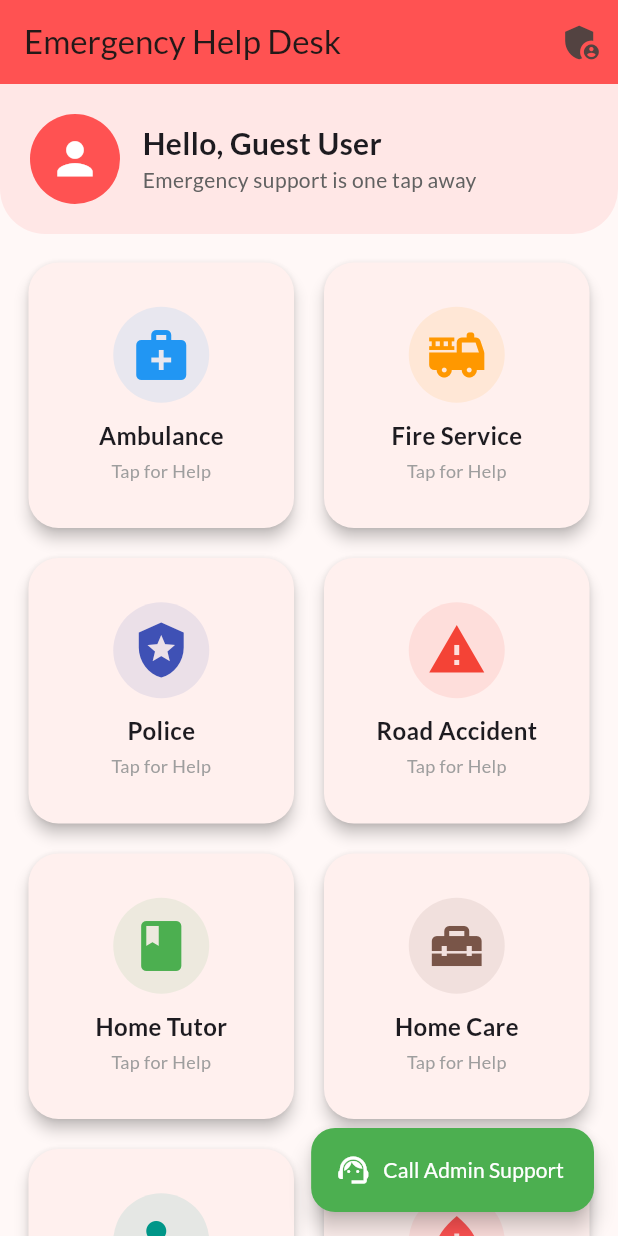
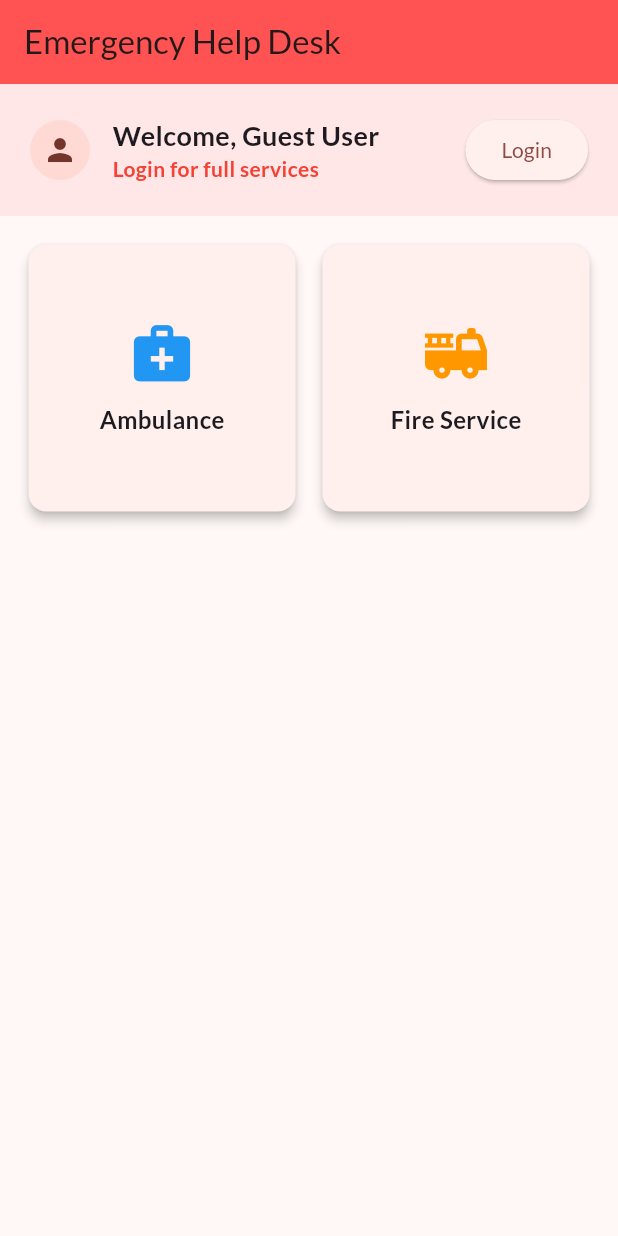
Before and after one commit to oishe21SD/flutter-create-emergency_service_system, a Flutter app: the screen it shows after launch, on a phone screen of 412 x 824 dp. Run offline on Flutter 3.47's test engine with Material 3 defaults, Android fonts, the phone set to English and light mode, and no system bars; our stand-ins replace google_fonts, sqflite; accounts and stored records are empty.

Commit message:
Fixed const errors and implemented Guest/User mode

```diff
--- a/lib/main.dart
+++ b/lib/main.dart
@@ -1,10 +1,10 @@
 import 'package:flutter/material.dart';
 import 'package:google_fonts/google_fonts.dart';
-import 'views/home_screen.dart'; // সরাসরি হোম স্ক্রিন ইমপোর্ট
+import 'views/home_screen.dart';
 
 void main() {
   WidgetsFlutterBinding.ensureInitialized();
-  runApp(const MyApp()); // নাম পরিবর্তন করে MyApp করা হলো টেস্ট এরর দূর করতে
+  runApp(const MyApp());
 }
 
 class MyApp extends StatelessWidget {
@@ -20,11 +20,8 @@ class MyApp extends StatelessWidget {
         textTheme: GoogleFonts.latoTextTheme(),
         useMaterial3: true,
       ),
-      // অ্যাপটি এখন সরাসরি হোম স্ক্রিন দিয়ে শুরু হবে (লগইন ছাড়া)
-      home: const HomeScreen(
-        userName: "Guest User",
-        userPhone: "Not Logged In",
-      ),
+      // এখানে 'const' তুলে দেওয়া হয়েছে এবং গেস্ট ইউজার হিসেবে অ্যাপ শুরু হবে
+      home: HomeScreen(userName: "Guest User", userPhone: "Not Logged In"),
     );
   }
 }
--- a/lib/views/home_screen.dart
+++ b/lib/views/home_screen.dart
@@ -1,138 +1,186 @@
 import 'package:flutter/material.dart';
 import 'package:url_launcher/url_launcher.dart';
 import '../services/database_helper.dart';
-import 'admin_screen.dart'; // এডমিন পেজের সাথে লিঙ্ক
+import 'admin_screen.dart';
+import 'login_screen.dart';
 
 class HomeScreen extends StatelessWidget {
   final String userName;
   final String userPhone;
 
-  HomeScreen({required this.userName, required this.userPhone});
+  const HomeScreen({
+    super.key,
+    required this.userName,
+    required this.userPhone,
+  });
 
   final DatabaseHelper _dbHelper = DatabaseHelper();
 
-  // কল করা এবং ডেটাবেজে রিকোয়েস্ট সেভ করার মেইন ফাংশন
-  void _handleServiceRequest(BuildContext context, String serviceName, String hotLine) async {
-    // ইউজারের রিকোয়েস্টটি ডেটাবেজে সেভ করছি যাতে এডমিন দেখতে পায়
+  void _handleServiceRequest(
+    BuildContext context,
+    String serviceName,
+    String hotLine,
+  ) async {
+    // ডাটাবেজে রিকোয়েস্ট সেভ করা
     await _dbHelper.requestService(userName, userPhone, serviceName);
 
-    // সরাসরি কল অপশন ওপেন করা
     final Uri url = Uri.parse('tel:$hotLine');
     if (await canLaunchUrl(url)) {
       await launchUrl(url);
     } else {
-      ScaffoldMessenger.of(context).showSnackBar(
-        SnackBar(content: Text('Could not launch call for $serviceName')),
-      );
+      if (context.mounted) {
+        ScaffoldMessenger.of(context).showSnackBar(
+          SnackBar(content: Text('Could not launch call for $serviceName')),
+        );
+      }
     }
   }
 
   @override
   Widget build(BuildContext context) {
+    bool isGuest = userName == "Guest User";
+
     return Scaffold(
       appBar: AppBar(
-        title: Text('Emergency Help Desk'),
+        title: const Text('Emergency Help Desk'),
         backgroundColor: Colors.redAccent,
-        elevation: 0,
         actions: [
-          // এই বাটনে ক্লিক করলে এডমিন প্যানেলে যাওয়া যাবে
-          IconButton(
-            icon: Icon(Icons.admin_panel_settings, size: 30),
-            onPressed: () {
-              Navigator.push(
+          if (!isGuest)
+            IconButton(
+              icon: const Icon(Icons.admin_panel_settings),
+              onPressed: () => Navigator.push(
                 context,
                 MaterialPageRoute(builder: (context) => AdminScreen()),
-              );
-            },
-          ),
+              ),
+            ),
         ],
       ),
       body: Column(
         children: [
-          // ইউজার প্রোফাইল ব্যানার
           Container(
-            padding: EdgeInsets.all(20),
-            decoration: BoxDecoration(
-              color: Colors.redAccent.withOpacity(0.1),
-              borderRadius: BorderRadius.only(
-                bottomLeft: Radius.circular(30),
-                bottomRight: Radius.circular(30),
-              ),
-            ),
+            padding: const EdgeInsets.all(20),
+            color: Colors.redAccent.withValues(alpha: 0.1),
             child: Row(
               children: [
-                CircleAvatar(
-                  radius: 30,
-                  backgroundColor: Colors.redAccent,
-                  child: Icon(Icons.person, color: Colors.white, size: 35),
-                ),
-                SizedBox(width: 15),
+                const CircleAvatar(child: Icon(Icons.person)),
+                const SizedBox(width: 15),
                 Column(
                   crossAxisAlignment: CrossAxisAlignment.start,
                   children: [
-                    Text('Hello, $userName', style: TextStyle(fontWeight: FontWeight.bold, fontSize: 20)),
-                    Text('Emergency support is one tap away', style: TextStyle(color: Colors.grey[700])),
+                    Text(
+                      'Welcome, $userName',
+                      style: const TextStyle(
+                        fontWeight: FontWeight.bold,
+                        fontSize: 18,
+                      ),
+                    ),
+                    if (isGuest)
+                      const Text(
+                        'Login for full services',
+                        style: TextStyle(
+                          color: Colors.red,
+                          fontWeight: FontWeight.bold,
+                        ),
+                      )
+                    else
+                      Text(
+                        'How can we help you?',
+                        style: TextStyle(color: Colors.grey[700]),
+                      ),
                   ],
                 ),
+                const Spacer(),
+                if (isGuest)
+                  ElevatedButton(
+                    onPressed: () => Navigator.push(
+                      context,
+                      MaterialPageRoute(builder: (context) => LoginScreen()),
+                    ),
+                    child: const Text("Login"),
+                  ),
               ],
             ),
           ),
-
-          // সব সার্ভিসের লিস্ট (Grid View)
           Expanded(
             child: GridView.count(
               crossAxisCount: 2,
-              padding: EdgeInsets.all(15),
-              mainAxisSpacing: 12,
-              crossAxisSpacing: 12,
+              padding: const EdgeInsets.all(15),
+              mainAxisSpacing: 10,
+              crossAxisSpacing: 10,
               children: [
-                _buildServiceCard(context, 'Ambulance', Icons.medical_services, Colors.blue, '999'),
-                _buildServiceCard(context, 'Fire Service', Icons.fire_truck, Colors.orange, '999'),
-                _buildServiceCard(context, 'Police', Icons.local_police, Colors.indigo, '999'),
-                _buildServiceCard(context, 'Road Accident', Icons.warning, Colors.red, '999'),
-                _buildServiceCard(context, 'Home Tutor', Icons.book, Colors.green, '01700000000'),
-                _buildServiceCard(context, 'Home Care', Icons.home_repair_service, Colors.brown, '01700000000'),
-                _buildServiceCard(context, 'Doctor', Icons.person_search, Colors.teal, '01700000000'),
-                _buildServiceCard(context, 'Blood Donor', Icons.bloodtype, Colors.redAccent, '01700000000'),
+                _buildServiceCard(
+                  context,
+                  'Ambulance',
+                  Icons.medical_services,
+                  Colors.blue,
+                  '999',
+                ),
+                _buildServiceCard(
+                  context,
+                  'Fire Service',
+                  Icons.fire_truck,
+                  Colors.orange,
+                  '999',
+                ),
+                // গেস্টদের জন্য শুধু উপরের ২টা কাজ করবে, বাকিগুলো লগইন লাগবে
+                if (!isGuest) ...[
+                  _buildServiceCard(
+                    context,
+                    'Police',
+                    Icons.local_police,
+                    Colors.indigo,
+                    '999',
+                  ),
+                  _buildServiceCard(
+                    context,
+                    'Road Accident',
+                    Icons.warning,
+                    Colors.red,
+                    '999',
+                  ),
+                  _buildServiceCard(
+                    context,
+                    'Home Tutor',
+                    Icons.book,
+                    Colors.green,
+                    '01700000000',
+                  ),
+                  _buildServiceCard(
+                    context,
+                    'Doctor',
+                    Icons.person_search,
+                    Colors.teal,
+                    '01700000000',
+                  ),
+                ],
               ],
             ),
           ),
         ],
       ),
-
-      // ২৪/৭ সাপোর্ট বাটন (ফ্লোটিং)
-      floatingActionButton: FloatingActionButton.extended(
-        onPressed: () => _handleServiceRequest(context, "24/7 Support", "017XXXXXXXX"),
-        label: Text('Call Admin Support', style: TextStyle(color: Colors.white)),
-        icon: Icon(Icons.support_agent, color: Colors.white),
-        backgroundColor: Colors.green,
-      ),
     );
   }
 
-  // প্রতিটি কার্ডের ডিজাইন করার জন্য ছোট ফাংশন
-  Widget _buildServiceCard(BuildContext context, String title, IconData icon, Color color, String phone) {
+  Widget _buildServiceCard(
+    BuildContext context,
+    String title,
+    IconData icon,
+    Color color,
+    String phone,
+  ) {
     return Card(
-      elevation: 4,
-      shape: RoundedRectangleBorder(borderRadius: BorderRadius.circular(20)),
+      elevation: 3,
       child: InkWell(
-        borderRadius: BorderRadius.circular(20),
         onTap: () => _handleServiceRequest(context, title, phone),
         child: Column(
           mainAxisAlignment: MainAxisAlignment.center,
           children: [
-            Container(
-              padding: EdgeInsets.all(12),
-              decoration: BoxDecoration(
-                color: color.withOpacity(0.1),
-                shape: BoxShape.circle,
-              ),
-              child: Icon(icon, size: 40, color: color),
+            Icon(icon, size: 45, color: color),
+            const SizedBox(height: 10),
+            Text(
+              title,
+              style: const TextStyle(fontSize: 16, fontWeight: FontWeight.bold),
             ),
-            SizedBox(height: 10),
-            Text(title, style: TextStyle(fontSize: 16, fontWeight: FontWeight.bold)),
-            SizedBox(height: 4),
-            Text('Tap for Help', style: TextStyle(fontSize: 12, color: Colors.grey)),
           ],
         ),
       ),
```
